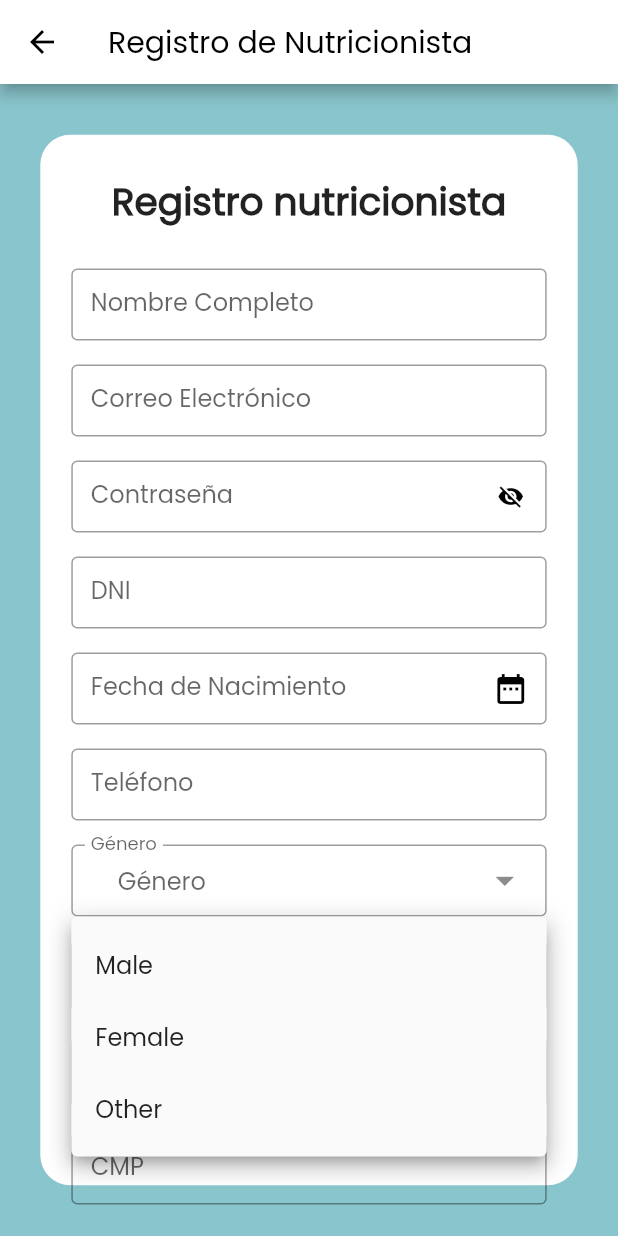
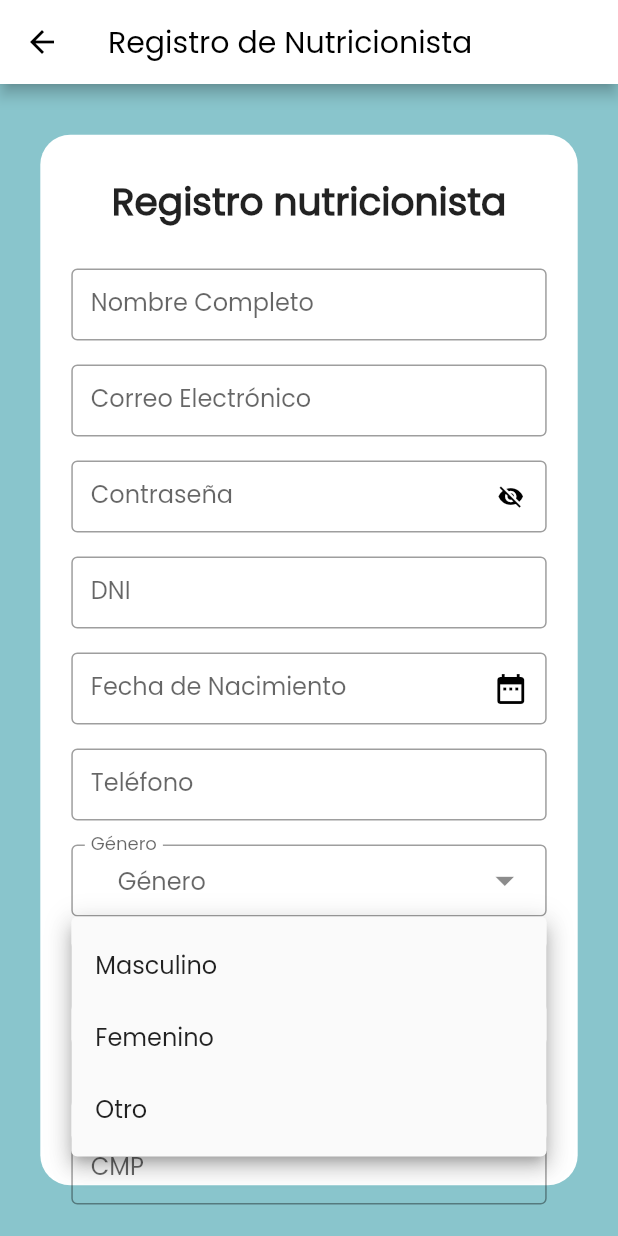
Before and after one commit to CodeTech-Emergentes/MOBILE-APP, a Flutter app: the RegisterNutritionist screen opened by its route, after a tap on "Género", on a phone screen of 412 x 824 dp. Run offline on Flutter 3.47's test engine with Material 2 defaults, Android fonts, the phone set to English and light mode, and no system bars; our stand-ins replace cached_network_image, date_format, dropdown_button2, fluttertoast, get, shared_preferences; missing offline and left inert: agora_uikit, flutter_stripe; accounts and stored records are empty; network calls fail.

Commit message:
update gender
.

```diff
--- a/lib/pages/authentication/registerNutritionist.dart
+++ b/lib/pages/authentication/registerNutritionist.dart
@@ -16,9 +16,9 @@ class _RegisterNutritionistState extends State<RegisterNutritionist> {
   DateTime selectedDate = DateTime.now();
 
   final List<String> genderItems = [
-    'Male',
-    'Female',
-    'Other',
+    'Masculino',
+    'Femenino',
+    'Otro',
   ];
 
   final List<String> typesItems = [
--- a/lib/pages/authentication/registerPatient.dart
+++ b/lib/pages/authentication/registerPatient.dart
@@ -16,9 +16,9 @@ class _RegisterPatientState extends State<RegisterPatient> {
   DateTime selectedDate = DateTime.now();
 
   final List<String> genderItems = [
-    'Male',
-    'Female',
-    'Other',
+    'Masculino',
+    'Femenino',
+    'Otro',
   ];
 
   String selectedValue = "TestString";
```
